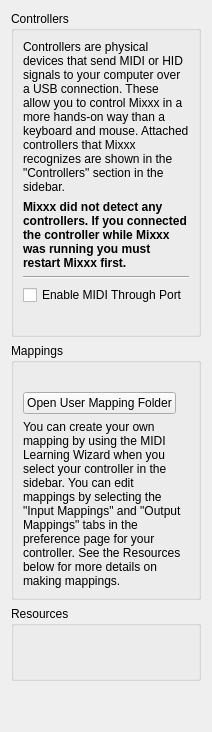
This is src/controllers/dlgprefcontrollersdlg.ui in thanhtonvk/Vynix-DJ as Qt 5 draws it before an edit. The edited form follows.
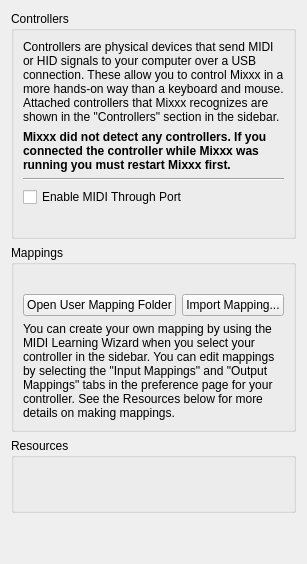
This is the edited form.

Commit message:
Vynix DJ 1.0.9: import controller mappings
[AI-generated text: written autonomously by Claude Code]
- Controller preferences: "Import..." next to Load Mapping and "Import
  Mapping..." on the Controllers page copy mapping .xml, script .js and
  .zip archives with both into the user mapping folder. Works with the
  Android document picker (content:// URIs), where the folder cannot be
  opened in a file manager, so "Open User Mapping Folder" is hidden there.
- README: how to import mappings from the Mixxx forum.
[End of AI-generated text]

The edit to the form file:
```diff
--- a/src/controllers/dlgprefcontrollersdlg.ui
+++ b/src/controllers/dlgprefcontrollersdlg.ui
@@ -152,6 +152,19 @@
         </property>
        </widget>
       </item>
+      <item row="1" column="1">
+       <widget class="QPushButton" name="btnImportMapping">
+        <property name="sizePolicy">
+         <sizepolicy hsizetype="Fixed" vsizetype="Fixed">
+          <horstretch>0</horstretch>
+          <verstretch>0</verstretch>
+         </sizepolicy>
+        </property>
+        <property name="text">
+         <string>Import Mapping...</string>
+        </property>
+       </widget>
+      </item>
       <item row="2" column="0" colspan="2">
        <widget class="QLabel" name="createMapping">
         <property name="sizePolicy">
```
The commit also changes 10 other files.
